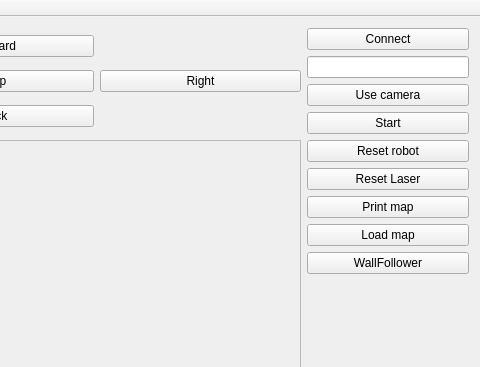
This is demoRMR/mainwindow.ui in tom-jurov/RMR-project as Qt 5 draws it before an edit; both pictures show x 324 to 804 and y 0 to 367 of the 804 by 686 pixel window. The edited form follows.
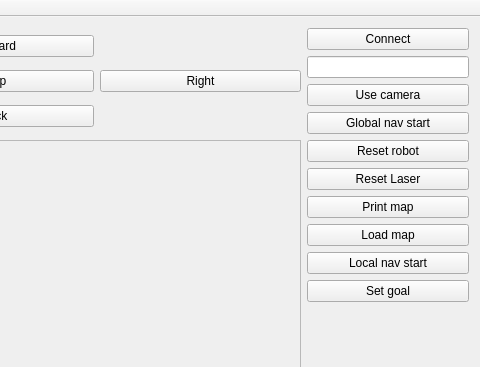
This is the edited form.

Commit message: Combination of edge following + wall following almost done

Patch:
```diff
--- a/demoRMR/mainwindow.ui
+++ b/demoRMR/mainwindow.ui
@@ -86,7 +86,7 @@
          </size>
         </property>
         <property name="text">
-         <string>Start</string>
+         <string>Global nav start</string>
         </property>
        </widget>
       </item>
@@ -276,7 +276,14 @@
          </size>
         </property>
         <property name="text">
-         <string>WallFollower</string>
+         <string>Local nav start</string>
+        </property>
+       </widget>
+      </item>
+      <item>
+       <widget class="QPushButton" name="pushButton_14">
+        <property name="text">
+         <string>Set goal</string>
         </property>
        </widget>
       </item>
```
Left out of the diff: 2 changed lines with no effect on the pictures. The commit also changes 4 other files.
